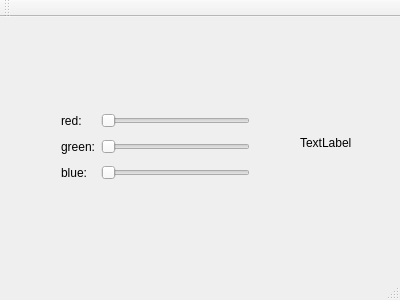
Old version of the form student/12/colorpicker_designer/mainwindow.ui in the repository cxanng/programming_2.
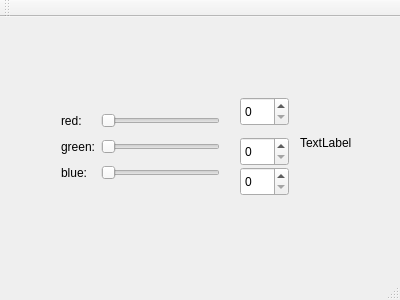
New version of the form.

Commit message: Test the colorpicker_designer program

```diff
--- a/student/12/colorpicker_designer/mainwindow.ui
+++ b/student/12/colorpicker_designer/mainwindow.ui
@@ -19,7 +19,7 @@
      <rect>
       <x>50</x>
       <y>80</y>
-      <width>211</width>
+      <width>181</width>
       <height>101</height>
      </rect>
     </property>
@@ -81,6 +81,36 @@
      <string>TextLabel</string>
     </property>
    </widget>
+   <widget class="QSpinBox" name="spinBoxRed">
+    <property name="geometry">
+     <rect>
+      <x>240</x>
+      <y>80</y>
+      <width>49</width>
+      <height>29</height>
+     </rect>
+    </property>
+   </widget>
+   <widget class="QSpinBox" name="spinBoxGreen">
+    <property name="geometry">
+     <rect>
+      <x>240</x>
+      <y>120</y>
+      <width>49</width>
+      <height>29</height>
+     </rect>
+    </property>
+   </widget>
+   <widget class="QSpinBox" name="spinBoxBlue">
+    <property name="geometry">
+     <rect>
+      <x>240</x>
+      <y>150</y>
+      <width>49</width>
+      <height>29</height>
+     </rect>
+    </property>
+   </widget>
   </widget>
   <widget class="QMenuBar" name="menuBar">
    <property name="geometry">
```
Left out of the diff: 99 changed lines with no effect on the pictures. The commit also changes 1 other file.
